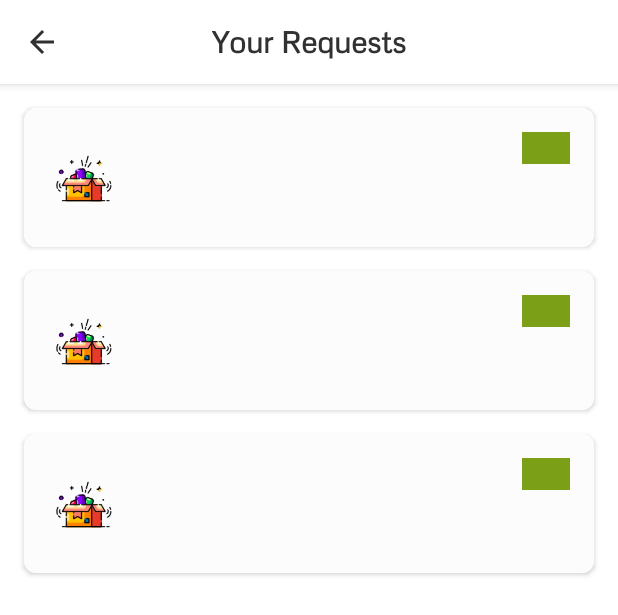
After one commit to hanansabry/CollectAndRecycle, an Android app: the layout activity_organization_requests.xml on its own in the app's theme, with its tools: preview values and no code run, on a phone screen of 412 x 824 dp. The commit adds this screen. Shown: the top 615 px of the screen. Run offline under Robolectric (Android 15) with nearby library versions, the phone set to English and light mode, and no system bars.

Commit message:
add organization requests activity

```diff
--- a/app/src/main/java/com/app/collectandrecycle/data/DatabaseRepository.java
+++ b/app/src/main/java/com/app/collectandrecycle/data/DatabaseRepository.java
@@ -79,4 +79,9 @@ public class DatabaseRepository {
     public Observable<List<Request>> retrieveClientRequests(String clientId) {
         return firebaseDataSource.retrieveClientRequests(clientId);
     }
+
+    public Observable<List<Request>> retrieveOrganizationRequests(String organizationId) {
+        return firebaseDataSource.retrieveOrganizationRequests(organizationId);
+
+    }
 }
--- a/app/src/main/java/com/app/collectandrecycle/di/ActivityBuildersModule.java
+++ b/app/src/main/java/com/app/collectandrecycle/di/ActivityBuildersModule.java
@@ -18,6 +18,7 @@ import com.app.collectandrecycle.presentation.client.AddRequestActivity;
 import com.app.collectandrecycle.presentation.client.ClientHomeActivity;
 import com.app.collectandrecycle.presentation.items.AddItemActivity;
 import com.app.collectandrecycle.presentation.organization.OrganizationHomeActivity;
+import com.app.collectandrecycle.presentation.organization.OrganizationRequestsActivity;
 import com.app.collectandrecycle.presentation.regions.RegionListActivity;
 import com.app.collectandrecycle.presentation.requesets.AddRequestDetailsActivity;
 
@@ -63,4 +64,7 @@ public abstract class ActivityBuildersModule {
     @ContributesAndroidInjector(modules = {RequestsViewModelModule.class, CategoriesViewModelModule.class})
     abstract AddRequestDetailsActivity contributeAddRequestDetailsActivity();
 
+    @ContributesAndroidInjector(modules = RequestsViewModelModule.class)
+    abstract OrganizationRequestsActivity contributeOrganizationRequestsActivity();
+
 }
--- a/app/src/main/java/com/app/collectandrecycle/presentation/organization/OrganizationHomeActivity.java
+++ b/app/src/main/java/com/app/collectandrecycle/presentation/organization/OrganizationHomeActivity.java
@@ -101,5 +101,6 @@ public class OrganizationHomeActivity extends BaseActivity {
     }
 
     public void onShowRequestsClicked(View view) {
+        startActivity(new Intent(this, OrganizationRequestsActivity.class));
     }
 }
--- a/app/src/main/java/com/app/collectandrecycle/presentation/requesets/AddRequestDetailsActivity.java
+++ b/app/src/main/java/com/app/collectandrecycle/presentation/requesets/AddRequestDetailsActivity.java
@@ -81,8 +81,9 @@ public class AddRequestDetailsActivity extends BaseActivity {
                                 categoriesViewModel.retrieveCategoryItems(request.getOrganizationId(), categories.get(position).getId());
                             }));
             //retrieve items of first category
+            categoriesAdapter.setSelectedItem(0);
+            lastCategorySelected = categories.get(0).getId();
             categoriesViewModel.retrieveCategoryItems(request.getOrganizationId(), categories.get(0).getId());
-            lastCategorySelected = categories.get(0).getId();
         }
     }
 
--- /dev/null
+++ b/app/src/main/res/layout/activity_organization_requests.xml
@@ -0,0 +1,62 @@
+<?xml version="1.0" encoding="utf-8"?>
+<layout xmlns:android="http://schemas.android.com/apk/res/android"
+    xmlns:tools="http://schemas.android.com/tools"
+    xmlns:app="http://schemas.android.com/apk/res-auto">
+
+    <androidx.constraintlayout.widget.ConstraintLayout
+        android:layout_width="match_parent"
+        android:layout_height="match_parent"
+        tools:context=".presentation.organization.OrganizationRequestsActivity">
+
+        <com.google.android.material.appbar.AppBarLayout
+            android:id="@+id/appBarLayout"
+            android:layout_width="match_parent"
+            android:layout_height="wrap_content"
+            android:background="@color/white"
+            app:elevation="4dp"
+            app:layout_constraintTop_toTopOf="parent">
+
+            <androidx.appcompat.widget.Toolbar
+                android:id="@+id/toolbar_top"
+                android:layout_width="match_parent"
+                android:layout_height="?attr/actionBarSize"
+                app:layout_collapseMode="pin"
+                android:theme="@style/ThemeOverlay.AppCompat.Dark.ActionBar">
+
+                <ImageButton
+                    android:id="@+id/back_button"
+                    android:layout_width="24dp"
+                    android:layout_height="24dp"
+                    android:layout_gravity="start"
+                    android:layout_margin="8dp"
+                    android:background="@null"
+                    android:scaleType="fitCenter"
+                    android:src="@drawable/ic_arrow_back"
+                    android:onClick="onBackClicked"
+                    app:tint="@color/black_2" />
+
+                <TextView
+                    android:id="@+id/toolbar_title"
+                    android:layout_width="wrap_content"
+                    android:layout_height="wrap_content"
+                    android:layout_gravity="center"
+                    android:textColor="@color/black_2"
+                    android:textSize="20sp"
+                    android:text="@string/your_requests"
+                    android:textFontWeight="700"/>
+
+            </androidx.appcompat.widget.Toolbar>
+        </com.google.android.material.appbar.AppBarLayout>
+
+        <androidx.recyclerview.widget.RecyclerView
+            android:id="@+id/requests_recyclerview"
+            android:layout_width="match_parent"
+            android:layout_height="wrap_content"
+            android:clipToPadding="false"
+            android:padding="16dp"
+            app:layoutManager="androidx.recyclerview.widget.LinearLayoutManager"
+            app:layout_constraintTop_toBottomOf="@id/appBarLayout"
+            tools:listitem="@layout/request_details_item_layout" />
+
+    </androidx.constraintlayout.widget.ConstraintLayout>
+</layout>
--- a/app/src/main/res/layout/organization_main_item_layout.xml
+++ b/app/src/main/res/layout/organization_main_item_layout.xml
@@ -17,10 +17,10 @@
         app:cardElevation="0dp">
 
         <LinearLayout
+            android:id="@+id/parent"
             android:layout_width="wrap_content"
             android:layout_height="wrap_content"
             android:gravity="center"
-            android:padding="8dp"
             android:orientation="vertical">
 
             <ImageView
```
Also changed, not shown: app/src/main/AndroidManifest.xml (+5 -2 lines), app/src/main/java/com/app/collectandrecycle/datasource/FirebaseDataSource.java (+27 -0 lines), app/src/main/java/com/app/collectandrecycle/presentation/organization/OrganizationMainItemsAdapter.java (+5 -3 lines), app/src/main/java/com/app/collectandrecycle/presentation/organization/OrganizationRequestsActivity.java (added, +55 -0 lines), app/src/main/java/com/app/collectandrecycle/presentation/requesets/RequestsViewModel.java (+27 -1 lines).
